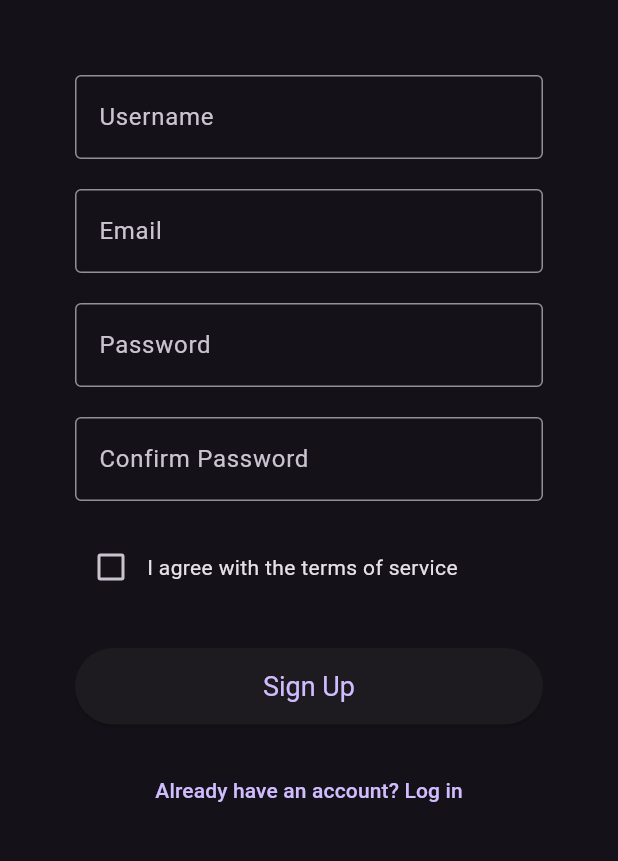
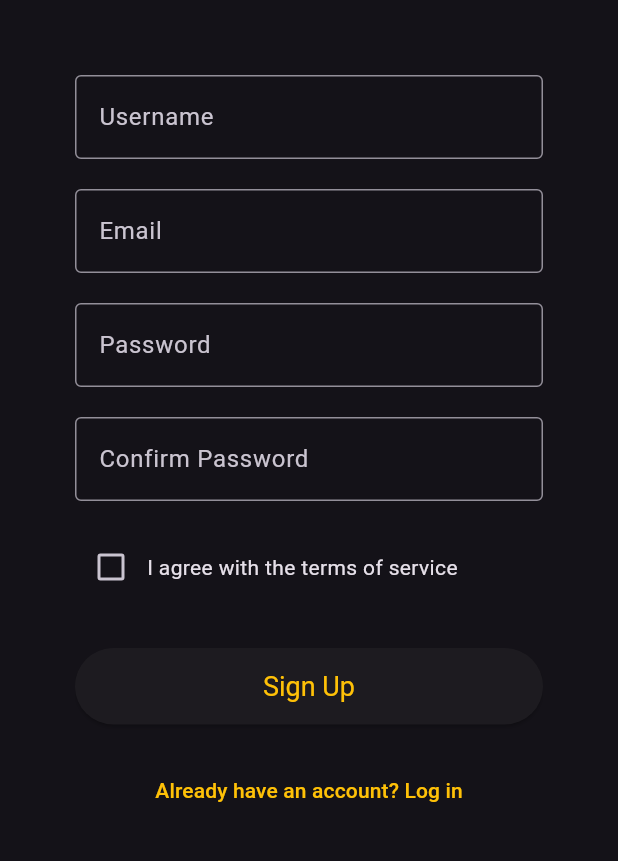
Before and after one commit to felxx/booklog, a Flutter app: the WidgetRegisterUser screen opened by its route, on a phone screen of 412 x 824 dp, the part 357-1218 px from its top. Run offline on Flutter 3.47's test engine with Material 3 defaults, Android fonts, the light colour scheme and no system bars.

Commit message:
fix(sign up): change colors from sign up screen to match theme data

```diff
--- a/lib/screens/auth/register/presentation/widget_register_user.dart
+++ b/lib/screens/auth/register/presentation/widget_register_user.dart
@@ -34,7 +34,7 @@ class _WidgetRegisterUserState extends State<WidgetRegisterUser> {
         return;
       }
 
-      // Implementar lógica de registro
+      // To-do: sign up logic
 
       ScaffoldMessenger.of(context).showSnackBar(
         const SnackBar(content: Text('Registration successful!')),
@@ -101,7 +101,7 @@ class _WidgetRegisterUserState extends State<WidgetRegisterUser> {
                   labelText: 'Password',
                   border: OutlineInputBorder(),
                 ),
-                obscureText: true, // Para esconder a senha
+                obscureText: true,
                 validator: (value) {
                   if (value == null || value.isEmpty) {
                     return 'Please enter your password';
@@ -142,6 +142,8 @@ class _WidgetRegisterUserState extends State<WidgetRegisterUser> {
                         _agreeToTerms = value ?? false;
                       });
                     },
+                    activeColor: Colors.amber,
+                    checkColor: Colors.black,
                   ),
                   Expanded(
                     child: GestureDetector(
@@ -171,6 +173,7 @@ class _WidgetRegisterUserState extends State<WidgetRegisterUser> {
 
               ElevatedButton(
                 style: ElevatedButton.styleFrom(
+                  foregroundColor: Colors.amber,
                   padding: const EdgeInsets.symmetric(vertical: 15),
                   textStyle: const TextStyle(fontSize: 18),
                 ),
@@ -182,6 +185,9 @@ class _WidgetRegisterUserState extends State<WidgetRegisterUser> {
                  onPressed: () {
                    Navigator.of(context).pushNamed('/login');
                  },
+                 style: TextButton.styleFrom(
+                   foregroundColor: Colors.amber,
+                 ),
                  child: const Text('Already have an account? Log in'),
                ),
             ],
```
